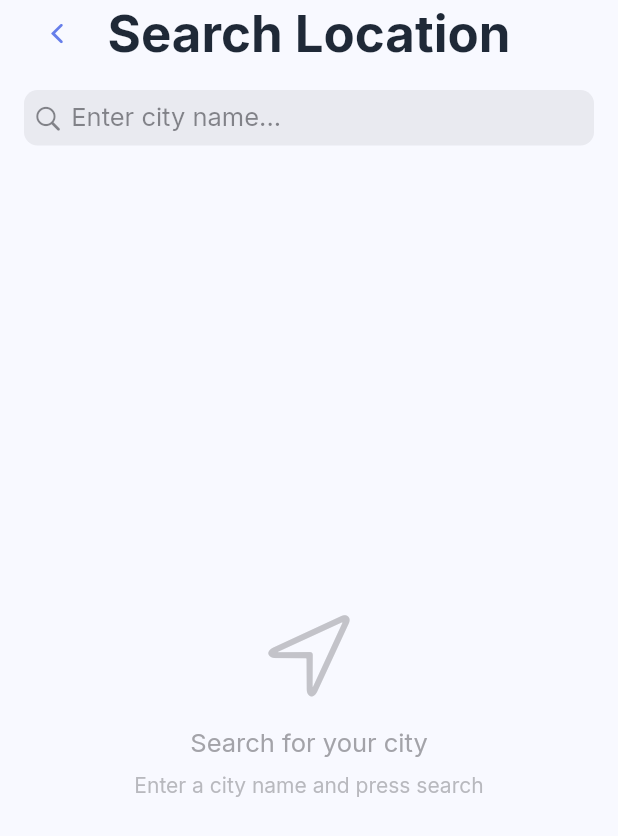
After one commit to muhammedzinwan/salah_tracker, a Flutter app: the LocationSearchModal screen opened directly, on a phone screen of 412 x 824 dp. The commit adds this screen. Shown: the top 836 px of the screen. Run offline on Flutter 3.47's test engine with Material 3 defaults, Android fonts, the phone set to English and light mode, and no system bars; our stand-ins replace adhan, fl_chart, flutter_local_notifications, flutter_riverpod, geocoding, hive and 4 more; accounts and stored records are empty; statements that could not run were skipped.

Commit message:
added notification actions, state refresh, and location search build no v1.0.1+7

```diff
--- a/lib/core/constants/app_constants.dart
+++ b/lib/core/constants/app_constants.dart
@@ -16,8 +16,9 @@ class AppConstants {
   // Shared Preferences Keys
   static const String keyLatitude = 'latitude';
   static const String keyLongitude = 'longitude';
-  static const String keyCity = 'city';
-  static const String keyCountry = 'country';
+  static const String keyCity = 'city'; // Legacy - kept for backwards compatibility
+  static const String keyCountry = 'country'; // Legacy - kept for backwards compatibility
+  static const String keyLocationName = 'location_name'; // New format
   static const String keyNotificationsEnabled = 'notifications_enabled';
   static const String keyFirstLaunch = 'first_launch';
   static const String keyInstallationDate = 'installation_date';
--- a/lib/features/prayers/services/location_service.dart
+++ b/lib/features/prayers/services/location_service.dart
@@ -4,35 +4,34 @@ import '../../../core/constants/app_constants.dart';
 class LocationData {
   final double latitude;
   final double longitude;
-  final String city;
-  final String country;
+  final String name; // City name or location name
 
   const LocationData({
     required this.latitude,
     required this.longitude,
-    required this.city,
-    required this.country,
+    required this.name,
   });
+
+  // Keep backwards compatibility with old city/country format
+  String get city => name.split(',').first.trim();
+  String get country => name.contains(',') ? name.split(',').last.trim() : '';
 
   Map<String, dynamic> toJson() => {
         'latitude': latitude,
         'longitude': longitude,
-        'city': city,
-        'country': country,
+        'name': name,
       };
 
   factory LocationData.fromJson(Map<String, dynamic> json) => LocationData(
         latitude: json['latitude'] as double,
         longitude: json['longitude'] as double,
-        city: json['city'] as String,
-        country: json['country'] as String,
+        name: json['name'] as String? ?? '${json['city']}, ${json['country']}',
       );
 
   factory LocationData.defaultLocation() => const LocationData(
         latitude: AppConstants.defaultLatitude,
         longitude: AppConstants.defaultLongitude,
-        city: AppConstants.defaultCity,
-        country: AppConstants.defaultCountry,
+        name: '${AppConstants.defaultCity}, ${AppConstants.defaultCountry}',
       );
 }
 
@@ -51,6 +50,11 @@ class LocationService {
   LocationData? _getSavedLocation() {
     final latitude = _prefs.getDouble(AppConstants.keyLatitude);
     final longitude = _prefs.getDouble(AppConstants.keyLongitude);
+
+    // Try new format first (name)
+    final name = _prefs.getString(AppConstants.keyLocationName);
+
+    // Fallback to old format (city, country)
     final city = _prefs.getString(AppConstants.keyCity);
     final country = _prefs.getString(AppConstants.keyCountry);
 
@@ -61,8 +65,9 @@ class LocationService {
     return LocationData(
       latitude: latitude,
       longitude: longitude,
-      city: city ?? AppConstants.defaultCity,
-      country: country ?? AppConstants.defaultCountry,
+      name: name ?? (city != null && country != null
+          ? '$city, $country'
+          : '${AppConstants.defaultCity}, ${AppConstants.defaultCountry}'),
     );
   }
 
@@ -70,8 +75,7 @@ class LocationService {
   Future<void> _saveLocation(LocationData location) async {
     await _prefs.setDouble(AppConstants.keyLatitude, location.latitude);
     await _prefs.setDouble(AppConstants.keyLongitude, location.longitude);
-    await _prefs.setString(AppConstants.keyCity, location.city);
-    await _prefs.setString(AppConstants.keyCountry, location.country);
+    await _prefs.setString(AppConstants.keyLocationName, location.name);
   }
 
   /// Get saved or default location synchronously
@@ -83,14 +87,12 @@ class LocationService {
   Future<void> updateLocation({
     required double latitude,
     required double longitude,
-    required String city,
-    required String country,
+    required String name,
   }) async {
     final locationData = LocationData(
       latitude: latitude,
       longitude: longitude,
-      city: city,
-      country: country,
+      name: name,
     );
     await _saveLocation(locationData);
   }
--- a/lib/features/settings/screens/settings_screen.dart
+++ b/lib/features/settings/screens/settings_screen.dart
@@ -6,6 +6,7 @@ import '../../../core/providers/app_providers.dart';
 import '../providers/settings_providers.dart';
 import '../widgets/settings_section.dart';
 import '../widgets/settings_tile.dart';
+import '../widgets/location_search_modal.dart';
 
 class SettingsScreen extends ConsumerWidget {
   const SettingsScreen({super.key});
@@ -47,9 +48,42 @@ class SettingsScreen extends ConsumerWidget {
                 SettingsTile(
                   icon: CupertinoIcons.location_fill,
                   title: 'Current Location',
-                  subtitle: '${location.city}, ${location.country}',
+                  subtitle: location.name,
                   onTap: () {
                     _showLocationInfo(context, location);
+                  },
+                ),
+                SettingsTile(
+                  icon: CupertinoIcons.search,
+                  title: 'Change Location',
+                  subtitle: 'Search for your city',
+                  onTap: () async {
+                    final result = await Navigator.of(context).push<Map<String, dynamic>>(
+                      CupertinoPageRoute(
+                        builder: (context) => const LocationSearchModal(),
+                      ),
+                    );
+
+                    if (result != null && context.mounted) {
+                      // Update location
+                      await locationService.updateLocation(
+                        latitude: result['latitude'] as double,
+                        longitude: result['longitude'] as double,
+                        name: result['name'] as String,
+                      );
+
+                      // Refresh UI
+                      ref.invalidate(locationServiceProvider);
+
+                      // Show success message
+                      if (context.mounted) {
+                        _showAlert(
+                          context,
+                          'Location Updated',
+                          'Prayer times will be recalculated for ${result['name']}',
+                        );
+                      }
+                    }
                   },
                 ),
               ],
@@ -168,8 +202,8 @@ class SettingsScreen extends ConsumerWidget {
         content: Column(
           children: [
             const SizedBox(height: 12),
-            Text('City: ${location.city}'),
-            Text('Country: ${location.country}'),
+            Text('Location: ${location.name}'),
+            const SizedBox(height: 8),
             Text('Latitude: ${location.latitude.toStringAsFixed(4)}'),
             Text('Longitude: ${location.longitude.toStringAsFixed(4)}'),
           ],
@@ -263,6 +297,15 @@ class SettingsScreen extends ConsumerWidget {
             ),
             SizedBox(height: 12),
             Text(
+              'Developed by NeyoZyn',
+              style: TextStyle(
+                fontSize: 13,
+                fontWeight: FontWeight.w600,
+                color: AppColors.primary,
+              ),
+            ),
+            SizedBox(height: 8),
+            Text(
               'May Allah accept all our prayers.',
               style: TextStyle(
                 fontSize: 13,
--- /dev/null
+++ b/lib/features/settings/widgets/location_search_modal.dart
@@ -0,0 +1,272 @@
+import 'package:flutter/cupertino.dart';
+import 'package:flutter_riverpod/flutter_riverpod.dart';
+import 'package:geocoding/geocoding.dart';
+import '../../../core/constants/colors.dart';
+
+class LocationSearchModal extends ConsumerStatefulWidget {
+  const LocationSearchModal({super.key});
+
+  @override
+  ConsumerState<LocationSearchModal> createState() => _LocationSearchModalState();
+}
+
+class _LocationSearchModalState extends ConsumerState<LocationSearchModal> {
+  final TextEditingController _searchController = TextEditingController();
+  List<Location> _searchResults = [];
+  bool _isSearching = false;
+  String? _errorMessage;
+
+  @override
+  void dispose() {
+    _searchController.dispose();
+    super.dispose();
+  }
+
+  Future<void> _searchLocation(String query) async {
+    if (query.trim().isEmpty) {
+      setState(() {
+        _searchResults = [];
+        _errorMessage = null;
+      });
+      return;
+    }
+
+    setState(() {
+      _isSearching = true;
+      _errorMessage = null;
+    });
+
+    try {
+      final locations = await locationFromAddress(query);
+      setState(() {
+        _searchResults = locations;
+        _isSearching = false;
+        if (locations.isEmpty) {
+          _errorMessage = 'No locations found for "$query"';
+        }
+      });
+    } catch (e) {
+      setState(() {
+        _isSearching = false;
+        _errorMessage = 'Could not find location. Try a different search.';
+        _searchResults = [];
+      });
+    }
+  }
+
+  Future<String> _getLocationName(Location location) async {
+    try {
+      final placemarks = await placemarkFromCoordinates(
+        location.latitude,
+        location.longitude,
+      );
+
+      if (placemarks.isNotEmpty) {
+        final place = placemarks.first;
+        final city = place.locality ?? place.subAdministrativeArea ?? '';
+        final country = place.country ?? '';
+
+        if (city.isNotEmpty && country.isNotEmpty) {
+          return '$city, $country';
+        } else if (city.isNotEmpty) {
+          return city;
+        } else if (country.isNotEmpty) {
+          return country;
+        }
+      }
+      return 'Selected Location';
+    } catch (e) {
+      return 'Selected Location';
+    }
+  }
+
+  @override
+  Widget build(BuildContext context) {
+    return CupertinoPageScaffold(
+      backgroundColor: AppColors.background,
+      navigationBar: CupertinoNavigationBar(
+        backgroundColor: AppColors.secondaryBackground,
+        leading: CupertinoButton(
+          padding: EdgeInsets.zero,
+          onPressed: () => Navigator.of(context).pop(),
+          child: const Icon(CupertinoIcons.back),
+        ),
+        middle: const Text('Search Location'),
+      ),
+      child: SafeArea(
+        child: Column(
+          children: [
+            // Search Bar
+            Container(
+              padding: const EdgeInsets.all(16),
+              child: CupertinoSearchTextField(
+                controller: _searchController,
+                placeholder: 'Enter city name...',
+                onSubmitted: _searchLocation,
+                prefixIcon: const Icon(CupertinoIcons.search),
+              ),
+            ),
+
+            // Error Message
+            if (_errorMessage != null)
+              Padding(
+                padding: const EdgeInsets.symmetric(horizontal: 16),
+                child: Container(
+                  padding: const EdgeInsets.all(12),
+                  decoration: BoxDecoration(
+                    color: CupertinoColors.systemRed.withOpacity(0.1),
+                    borderRadius: BorderRadius.circular(8),
+                  ),
+                  child: Row(
+                    children: [
+                      const Icon(
+                        CupertinoIcons.exclamationmark_circle,
+                        color: CupertinoColors.systemRed,
+                        size: 20,
+                      ),
+                      const SizedBox(width: 8),
+                      Expanded(
+                        child: Text(
+                          _errorMessage!,
+                          style: const TextStyle(
+                            color: CupertinoColors.systemRed,
+                            fontSize: 14,
+                          ),
+                        ),
+                      ),
+                    ],
+                  ),
+                ),
+              ),
+
+            // Loading Indicator
+            if (_isSearching)
+              const Padding(
+                padding: EdgeInsets.all(32),
+                child: CupertinoActivityIndicator(),
+              ),
+
+            // Search Results
+            if (!_isSearching && _searchResults.isNotEmpty)
+              Expanded(
+                child: ListView.builder(
+                  itemCount: _searchResults.length,
+                  itemBuilder: (context, index) {
+                    final location = _searchResults[index];
+                    return FutureBuilder<String>(
+                      future: _getLocationName(location),
+                      builder: (context, snapshot) {
+                        final locationName = snapshot.data ?? 'Loading...';
+                        final isLoading = !snapshot.hasData;
+
+                        return Container(
+                          margin: const EdgeInsets.symmetric(
+                            horizontal: 16,
+                            vertical: 4,
+                          ),
+                          decoration: BoxDecoration(
+                            color: CupertinoColors.white,
+                            borderRadius: BorderRadius.circular(12),
+                          ),
+                          child: CupertinoButton(
+                            padding: const EdgeInsets.all(16),
+                            onPressed: isLoading
+                                ? null
+                                : () {
+                                    // Return selected location with name
+                                    Navigator.of(context).pop({
+                                      'latitude': location.latitude,
+                                      'longitude': location.longitude,
+                                      'name': locationName,
+                                    });
+                                  },
+                            child: Row(
+                              children: [
+                                Icon(
+                                  CupertinoIcons.location_fill,
+                                  color: isLoading
+                                      ? CupertinoColors.systemGrey
+                                      : AppColors.primary,
+                                ),
+                                const SizedBox(width: 12),
+                                Expanded(
+                                  child: Column(
+                                    crossAxisAlignment: CrossAxisAlignment.start,
+                                    children: [
+                                      Text(
+                                        locationName,
+                                        style: TextStyle(
+                                          fontSize: 15,
+                                          fontWeight: FontWeight.w600,
+                                          color: isLoading
+                                              ? CupertinoColors.systemGrey
+                                              : CupertinoColors.black,
+                                        ),
+                                      ),
+                                      const SizedBox(height: 4),
+                                      Text(
+                                        'Lat: ${location.latitude.toStringAsFixed(4)}, Long: ${location.longitude.toStringAsFixed(4)}',
+                                        style: const TextStyle(
+                                          fontSize: 12,
+                                          color: CupertinoColors.systemGrey,
+                                        ),
+                                      ),
+                                    ],
+                                  ),
+                                ),
+                                if (!isLoading)
+                                  const Icon(
+                                    CupertinoIcons.chevron_right,
+                                    color: CupertinoColors.systemGrey,
+                                    size: 20,
+                                  )
+                                else
+                                  const CupertinoActivityIndicator(),
+                              ],
+                            ),
+                          ),
+                        );
+                      },
+                    );
+                  },
+                ),
+              ),
+
+            // Empty State
+            if (!_isSearching && _searchResults.isEmpty && _errorMessage == null)
+              Expanded(
+                child: Center(
+                  child: Column(
+                    mainAxisAlignment: MainAxisAlignment.center,
+                    children: [
+                      Icon(
+                        CupertinoIcons.location,
+                        size: 64,
+                        color: CupertinoColors.systemGrey.withOpacity(0.5),
+                      ),
+                      const SizedBox(height: 16),
+                      Text(
+                        'Search for your city',
+                        style: TextStyle(
+                          fontSize: 17,
+                          color: CupertinoColors.systemGrey.withOpacity(0.8),
+                        ),
+                      ),
+                      const SizedBox(height: 8),
+                      Text(
+                        'Enter a city name and press search',
+                        style: TextStyle(
+                          fontSize: 14,
+                          color: CupertinoColors.systemGrey.withOpacity(0.6),
+                        ),
+                      ),
+                    ],
+                  ),
+                ),
+              ),
+          ],
+        ),
+      ),
+    );
+  }
+}
```
Also changed, not shown: pubspec.yaml (+3 -4 lines), pubspec.lock, 3 other files.
